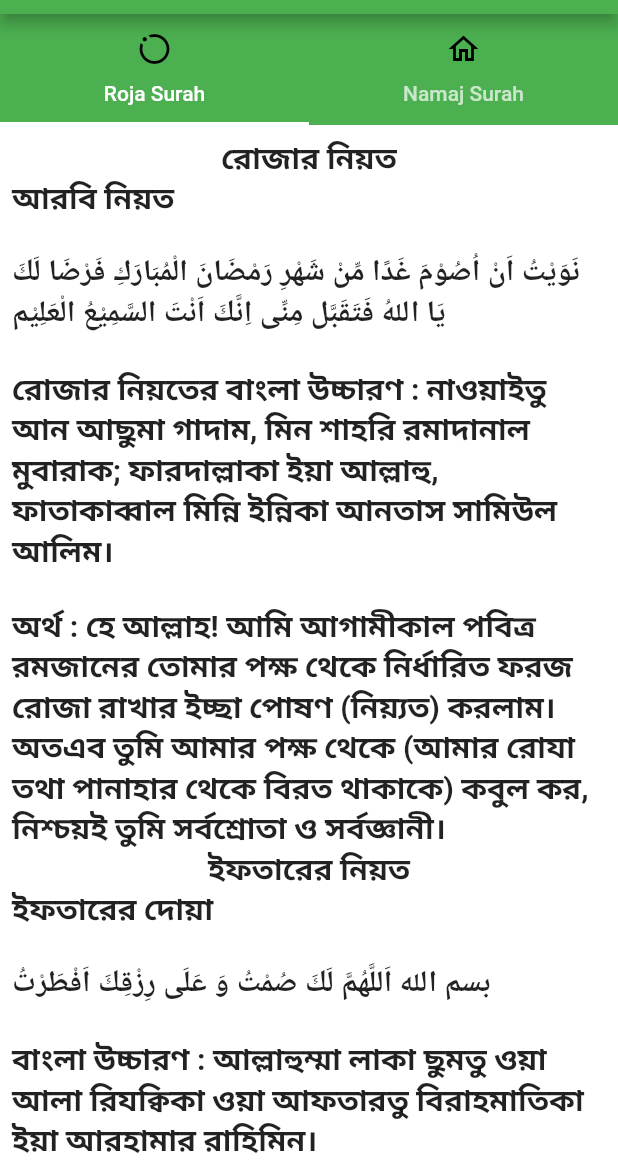
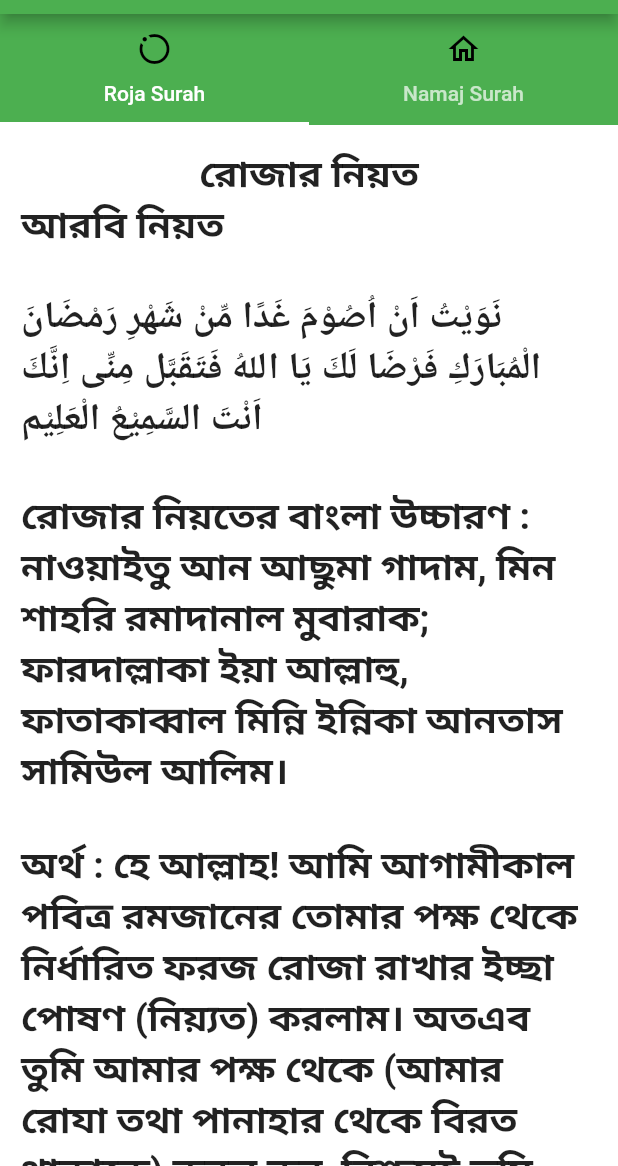
Before and after one commit to EmonSarkarr/Ramdan2023, a Flutter app: the DuaPage screen opened by its route, on a phone screen of 412 x 824 dp, the part 70-1236 px from its top. Run offline on Flutter 3.47's test engine with Material 2 defaults, Android fonts, the light colour scheme and no system bars; our stand-ins replace curved_navigation_bar; network calls fail.

Commit message:
slightly updated UI

```diff
--- a/lib/dua_tabs/namaj_doya.dart
+++ b/lib/dua_tabs/namaj_doya.dart
@@ -15,10 +15,10 @@ class _NamajDoyaState extends State<NamajDoya> {
       color: Colors.white,
       child: SingleChildScrollView(
         child: Padding(
-          padding: const EdgeInsets.all(8.0),
+          padding: const EdgeInsets.all(14.0),
           child: Column(
             children: [
-              Text(namajerNiyom,style: TextStyle(fontSize: 20,fontWeight: FontWeight.bold)),
+              Text(namajerNiyom,style: TextStyle(fontSize: 25,fontWeight: FontWeight.bold)),
             ],
           ),
         ),
--- a/lib/dua_tabs/roja_doya.dart
+++ b/lib/dua_tabs/roja_doya.dart
@@ -15,13 +15,13 @@ class _RojaDoyaState extends State<RojaDoya> {
       color: Colors.white,
       child: SingleChildScrollView(
         child: Padding(
-          padding: const EdgeInsets.all(8.0),
+          padding: const EdgeInsets.all(14.0),
           child: Column(
             children: const [
-              Text("রোজার নিয়ত",style: TextStyle(fontWeight: FontWeight.bold,fontSize: 20)),
-              Text(rojarNiyot,style: TextStyle(fontWeight: FontWeight.bold,fontSize: 20)),
-              Text("ইফতারের নিয়ত",style: TextStyle(fontWeight: FontWeight.bold,fontSize: 20)),
-              Text(iftarNiyot,style: TextStyle(fontWeight: FontWeight.bold,fontSize: 20)),
+              Text("রোজার নিয়ত",style: TextStyle(fontWeight: FontWeight.bold,fontSize: 25)),
+              Text(rojarNiyot,style: TextStyle(fontWeight: FontWeight.bold,fontSize: 25)),
+              Text("ইফতারের নিয়ত",style: TextStyle(fontWeight: FontWeight.bold,fontSize: 25)),
+              Text(iftarNiyot,style: TextStyle(fontWeight: FontWeight.bold,fontSize: 25)),
 
             ],
           ),
--- a/pubspec.yaml
+++ b/pubspec.yaml
@@ -36,7 +36,7 @@ dependencies:
   # The following adds the Cupertino Icons font to your application.
   # Use with the CupertinoIcons class for iOS style icons.
   cupertino_icons: ^1.0.2
-
+  fluttertoast: ^8.2.1
 dev_dependencies:
   flutter_test:
     sdk: flutter
```
Also changed, not shown: pubspec.lock.
